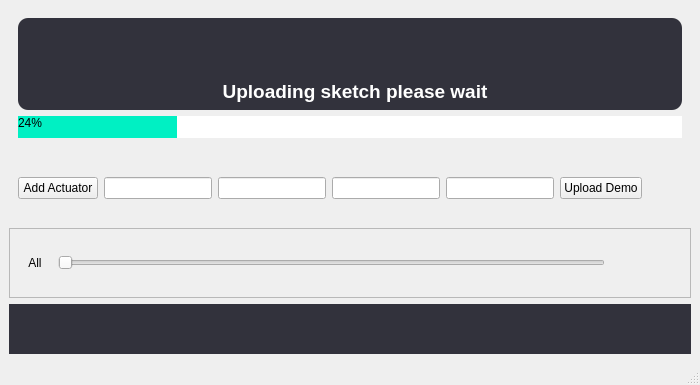
OrionAerospaceYT/SideKick, file Ui/NewActuatorUi.ui: the form before one commit.
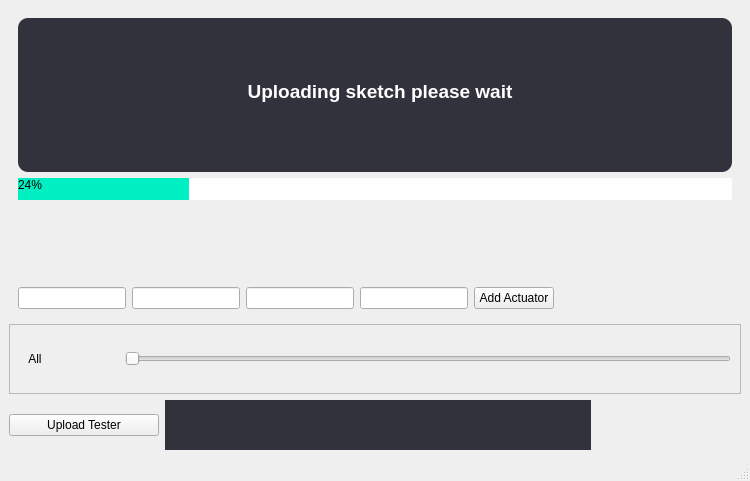
The form after the commit. Icons and pictures are not drawn.

```diff
--- a/Ui/NewActuatorUi.ui
+++ b/Ui/NewActuatorUi.ui
@@ -6,10 +6,16 @@
    <rect>
     <x>0</x>
     <y>0</y>
-    <width>570</width>
-    <height>385</height>
+    <width>750</width>
+    <height>481</height>
    </rect>
   </property>
+  <property name="minimumSize">
+   <size>
+    <width>750</width>
+    <height>464</height>
+   </size>
+  </property>
   <property name="windowTitle">
    <string>Actuator Test</string>
   </property>
@@ -95,13 +101,6 @@
        <property name="sizeConstraint">
         <enum>QLayout::SetFixedSize</enum>
        </property>
-       <item>
-        <widget class="QPushButton" name="add">
-         <property name="text">
-          <string>Add Actuator</string>
-         </property>
-        </widget>
-       </item>
        <item>
         <widget class="QLineEdit" name="name"/>
        </item>
@@ -115,28 +114,12 @@
         <widget class="QLineEdit" name="max"/>
        </item>
        <item>
-        <widget class="QPushButton" name="upload">
+        <widget class="QPushButton" name="add">
          <property name="text">
-          <string>Upload Demo</string>
+          <string>Add Actuator</string>
          </property>
         </widget>
        </item>
-       <item>
-        <spacer name="horizontalSpacer">
-         <property name="orientation">
-          <enum>Qt::Horizontal</enum>
-         </property>
-         <property name="sizeType">
-          <enum>QSizePolicy::Maximum</enum>
-         </property>
-         <property name="sizeHint" stdset="0">
-          <size>
-           <width>40</width>
-           <height>50</height>
-          </size>
-         </property>
-        </spacer>
-       </item>
       </layout>
      </widget>
     </item>
@@ -150,8 +133,8 @@
         <rect>
          <x>0</x>
          <y>0</y>
-         <width>550</width>
-         <height>69</height>
+         <width>713</width>
+         <height>70</height>
         </rect>
        </property>
        <layout class="QVBoxLayout" name="verticalLayout_2">
@@ -161,8 +144,8 @@
            <widget class="QLabel" name="name_1">
             <property name="minimumSize">
              <size>
-              <width>30</width>
-              <height>0</height>
+              <width>100</width>
+              <height>50</height>
              </size>
             </property>
             <property name="maximumSize">
@@ -183,39 +166,34 @@
             </property>
            </widget>
           </item>
+         </layout>
+        </item>
+       </layout>
+      </widget>
+     </widget>
+    </item>
           <item>
-           <widget class="QLabel" name="pos_1">
-            <property name="minimumSize">
+     <layout class="QHBoxLayout" name="horizontalLayout_6">
+      <item>
+       <widget class="QPushButton" name="upload">
+        <property name="sizePolicy">
+         <sizepolicy hsizetype="Maximum" vsizetype="Maximum">
+          <horstretch>0</horstretch>
+          <verstretch>0</verstretch>
+         </sizepolicy>
+        </property>
+        <property name="maximumSize">
              <size>
-              <width>50</width>
-              <height>0</height>
-             </size>
-            </property>
+          <width>150</width>
+          <height>16777215</height>
+         </size>
+        </property>
+        <property name="layoutDirection">
+         <enum>Qt::LeftToRight</enum>
+        </property>
             <property name="text">
-             <string/>
-            </property>
-           </widget>
-          </item>
-          <item>
-           <spacer name="verticalSpacer_2">
-            <property name="orientation">
-             <enum>Qt::Vertical</enum>
-            </property>
-            <property name="sizeType">
-             <enum>QSizePolicy::Maximum</enum>
-            </property>
-            <property name="sizeHint" stdset="0">
-             <size>
-              <width>20</width>
-              <height>40</height>
-             </size>
-            </property>
-           </spacer>
-          </item>
-         </layout>
-        </item>
-       </layout>
-      </widget>
+         <string>Upload Tester</string>
+        </property>
      </widget>
     </item>
     <item>
@@ -239,6 +217,24 @@
        <string/>
       </property>
      </widget>
+      </item>
+      <item>
+       <spacer name="horizontalSpacer">
+        <property name="orientation">
+         <enum>Qt::Horizontal</enum>
+        </property>
+        <property name="sizeType">
+         <enum>QSizePolicy::Minimum</enum>
+        </property>
+        <property name="sizeHint" stdset="0">
+         <size>
+          <width>150</width>
+          <height>20</height>
+         </size>
+        </property>
+       </spacer>
+      </item>
+     </layout>
     </item>
    </layout>
   </widget>
```
Lines whose indentation alone changed are shown as unchanged.
